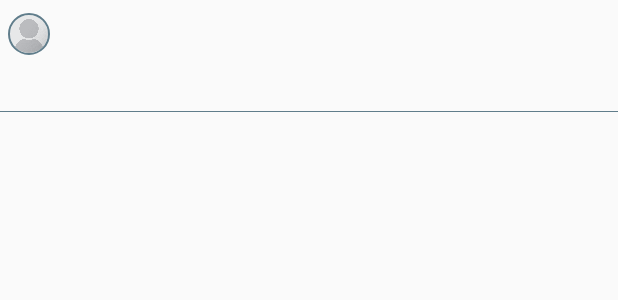
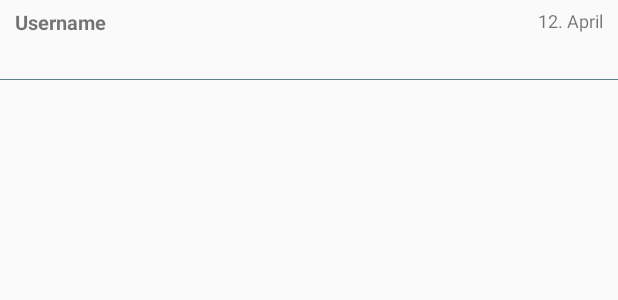
Before and after one commit to ChristianVes/Flibber, an Android app: the layout item_comment.xml on its own in the app's theme, with its tools: preview values and no code run, on a phone screen of 412 x 824 dp. Shown: the top 300 px of the screen. Run offline under Robolectric (Android 15) with nearby library versions, the light colour scheme and no system bars.

Commit message:
comments layout

```diff
--- a/app/src/main/java/christian/eilers/flibber/Home/NoteActivity.java
+++ b/app/src/main/java/christian/eilers/flibber/Home/NoteActivity.java
@@ -225,14 +225,6 @@ public class NoteActivity extends AppCompatActivity implements View.OnClickListe
                 // USERNAME
                 holder.comment_username.setText(user.getName());
 
-                // PROFILE-PICTURE
-                if(user.getPicPath() != null)
-                    GlideApp.with(holder.itemView.getContext())
-                            .load(storage.child(PROFILE).child(user.getPicPath()))
-                            .dontAnimate()
-                            .into(holder.comment_img);
-                else Glide.with(holder.itemView.getContext()).clear(holder.comment_img);
-
                 // TEXT
                 holder.comment_text.setText(model.getDescription());
 
--- a/app/src/main/res/layout/item_comment.xml
+++ b/app/src/main/res/layout/item_comment.xml
@@ -8,44 +8,30 @@
     android:focusable="true"
     android:focusableInTouchMode="true"
     android:orientation="vertical"
-    android:padding="5dp">
+    android:paddingLeft="10dp"
+    android:paddingRight="10dp"
+    android:paddingTop="5dp"
+    android:paddingBottom="5dp">
 
     <RelativeLayout
-        android:layout_width="match_parent"
+        android:layout_width="wrap_content"
         android:layout_height="wrap_content">
-
-        <de.hdodenhof.circleimageview.CircleImageView
-            android:id="@+id/profile_image"
-            android:layout_width="28dp"
-            android:layout_height="28dp"
-            android:layout_centerVertical="true"
-            android:layout_gravity="center"
-            android:src="@drawable/profile_placeholder"
-            app:civ_border_color="@color/colorPrimary"
-            app:civ_border_width="1dp" />
-
-        <LinearLayout
-            android:layout_width="wrap_content"
-            android:layout_height="wrap_content"
-            android:layout_marginLeft="5dp"
-            android:layout_toEndOf="@+id/profile_image"
-            android:layout_toRightOf="@+id/profile_image"
-            android:orientation="vertical">
 
         <TextView
             android:id="@+id/username"
             android:layout_width="wrap_content"
             android:layout_height="wrap_content"
             android:textSize="13sp"
-                android:textStyle="bold" />
+            android:textStyle="bold"
+            android:text="Username"/>
 
         <TextView
             android:id="@+id/datum"
             android:layout_width="wrap_content"
             android:layout_height="wrap_content"
-                android:textSize="12sp" />
-
-        </LinearLayout>
+            android:layout_alignParentRight="true"
+            android:textSize="12sp"
+            android:text="12. April"/>
 
     </RelativeLayout>
 
@@ -54,7 +40,6 @@
         android:id="@+id/text"
         android:layout_width="match_parent"
         android:layout_height="wrap_content"
-        android:layout_marginTop="5dp"
-        android:textSize="17sp" />
+        android:textSize="18sp" />
 
 </LinearLayout>
```
Lines whose indentation alone changed are shown as unchanged.
